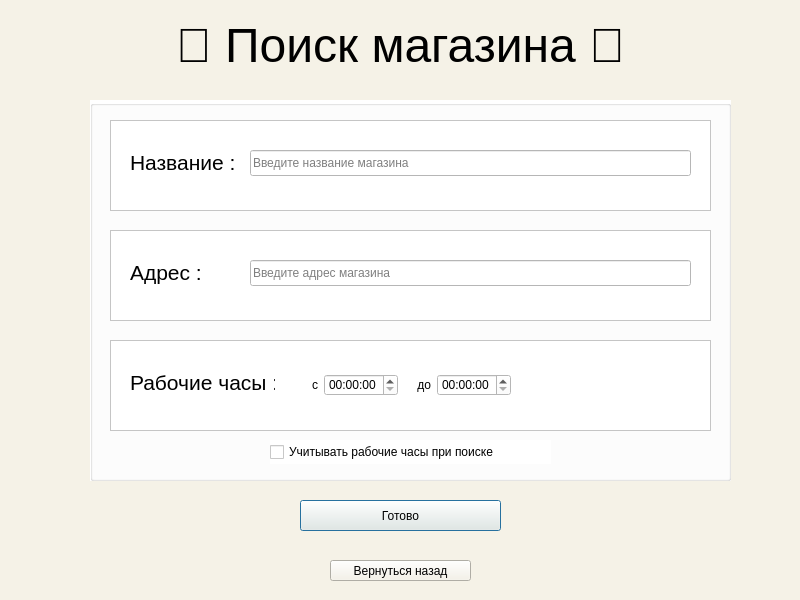
Qt form findshop_admin.ui (mamam111a/2-year_coursework_client) before a commit.
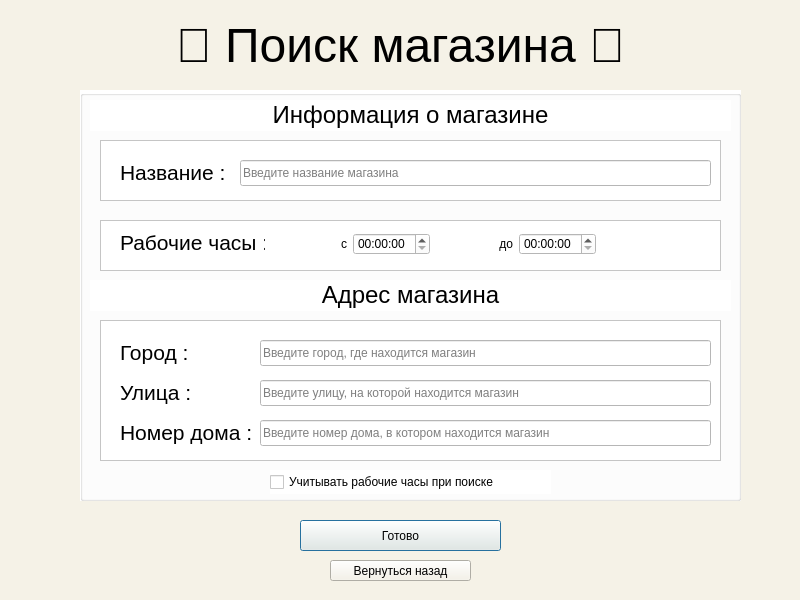
The same form after that commit.

Diff of the .ui file:
```diff
--- a/findshop_admin.ui
+++ b/findshop_admin.ui
@@ -21,7 +21,7 @@
    <property name="geometry">
     <rect>
      <x>300</x>
-     <y>500</y>
+     <y>520</y>
      <width>201</width>
      <height>31</height>
     </rect>
@@ -83,10 +83,10 @@
   <widget class="QGroupBox" name="groupBox">
    <property name="geometry">
     <rect>
-     <x>90</x>
-     <y>100</y>
-     <width>641</width>
-     <height>381</height>
+     <x>80</x>
+     <y>90</y>
+     <width>661</width>
+     <height>411</height>
     </rect>
    </property>
    <property name="styleSheet">
@@ -95,39 +95,13 @@
    <property name="title">
     <string/>
    </property>
-   <widget class="QLineEdit" name="adress">
-    <property name="geometry">
-     <rect>
-      <x>160</x>
-      <y>160</y>
-      <width>441</width>
-      <height>26</height>
-     </rect>
-    </property>
-    <property name="placeholderText">
-     <string>Введите адрес магазина</string>
-    </property>
-   </widget>
-   <widget class="QCheckBox" name="checkBox">
-    <property name="geometry">
-     <rect>
-      <x>180</x>
-      <y>340</y>
-      <width>281</width>
-      <height>24</height>
-     </rect>
-    </property>
-    <property name="text">
-     <string>Учитывать рабочие часы при поиске</string>
-    </property>
-   </widget>
    <widget class="QFrame" name="frame">
     <property name="geometry">
      <rect>
       <x>20</x>
-      <y>20</y>
-      <width>601</width>
-      <height>91</height>
+      <y>50</y>
+      <width>621</width>
+      <height>61</height>
      </rect>
     </property>
     <property name="frameShape">
@@ -136,25 +110,12 @@
     <property name="frameShadow">
      <enum>QFrame::Raised</enum>
     </property>
-    <widget class="QLabel" name="label_2">
-     <property name="geometry">
-      <rect>
-       <x>20</x>
-       <y>30</y>
-       <width>111</width>
-       <height>26</height>
-      </rect>
-     </property>
-     <property name="text">
-      <string>&lt;html&gt;&lt;head/&gt;&lt;body&gt;&lt;p&gt;&lt;span style=&quot; font-size:16pt;&quot;&gt;Название :&lt;/span&gt;&lt;/p&gt;&lt;/body&gt;&lt;/html&gt;</string>
-     </property>
-    </widget>
     <widget class="QLineEdit" name="name">
      <property name="geometry">
       <rect>
        <x>140</x>
-       <y>30</y>
-       <width>441</width>
+       <y>20</y>
+       <width>471</width>
        <height>26</height>
       </rect>
      </property>
@@ -162,33 +123,17 @@
       <string>Введите название магазина</string>
      </property>
     </widget>
-   </widget>
-   <widget class="QFrame" name="frame_2">
-    <property name="geometry">
-     <rect>
-      <x>20</x>
-      <y>130</y>
-      <width>601</width>
-      <height>91</height>
-     </rect>
-    </property>
-    <property name="frameShape">
-     <enum>QFrame::StyledPanel</enum>
-    </property>
-    <property name="frameShadow">
-     <enum>QFrame::Raised</enum>
-    </property>
-    <widget class="QLabel" name="label_3">
+    <widget class="QLabel" name="label_2">
      <property name="geometry">
       <rect>
        <x>20</x>
-       <y>30</y>
-       <width>71</width>
+       <y>20</y>
+       <width>105</width>
        <height>26</height>
       </rect>
      </property>
      <property name="text">
-      <string>&lt;html&gt;&lt;head/&gt;&lt;body&gt;&lt;p&gt;&lt;span style=&quot; font-size:16pt;&quot;&gt;Адрес :&lt;/span&gt;&lt;/p&gt;&lt;/body&gt;&lt;/html&gt;</string>
+      <string>&lt;html&gt;&lt;head/&gt;&lt;body&gt;&lt;p&gt;&lt;span style=&quot; font-size:16pt;&quot;&gt;Название :&lt;/span&gt;&lt;/p&gt;&lt;/body&gt;&lt;/html&gt;</string>
      </property>
     </widget>
    </widget>
@@ -196,9 +141,9 @@
     <property name="geometry">
      <rect>
       <x>20</x>
-      <y>240</y>
-      <width>601</width>
-      <height>91</height>
+      <y>130</y>
+      <width>621</width>
+      <height>51</height>
      </rect>
     </property>
     <property name="frameShape">
@@ -211,7 +156,7 @@
      <property name="geometry">
       <rect>
        <x>20</x>
-       <y>30</y>
+       <y>10</y>
        <width>145</width>
        <height>26</height>
       </rect>
@@ -223,10 +168,10 @@
     <widget class="QWidget" name="layoutWidget">
      <property name="geometry">
       <rect>
-       <x>180</x>
-       <y>30</y>
-       <width>221</width>
-       <height>31</height>
+       <x>170</x>
+       <y>10</y>
+       <width>326</width>
+       <height>28</height>
       </rect>
      </property>
      <layout class="QHBoxLayout" name="horizontalLayout">
@@ -253,7 +198,139 @@
      </layout>
     </widget>
    </widget>
-   <zorder>frame_2</zorder>
+   <widget class="QLabel" name="label_9">
+    <property name="geometry">
+     <rect>
+      <x>10</x>
+      <y>190</y>
+      <width>641</width>
+      <height>31</height>
+     </rect>
+    </property>
+    <property name="text">
+     <string>&lt;html&gt;&lt;head/&gt;&lt;body&gt;&lt;p align=&quot;center&quot;&gt;&lt;span style=&quot; font-size:18pt;&quot;&gt;Адрес магазина&lt;/span&gt;&lt;/p&gt;&lt;/body&gt;&lt;/html&gt;</string>
+    </property>
+   </widget>
+   <widget class="QLabel" name="label_10">
+    <property name="geometry">
+     <rect>
+      <x>10</x>
+      <y>10</y>
+      <width>641</width>
+      <height>31</height>
+     </rect>
+    </property>
+    <property name="text">
+     <string>&lt;html&gt;&lt;head/&gt;&lt;body&gt;&lt;p align=&quot;center&quot;&gt;&lt;span style=&quot; font-size:18pt;&quot;&gt;Информация о магазине&lt;/span&gt;&lt;/p&gt;&lt;/body&gt;&lt;/html&gt;</string>
+    </property>
+   </widget>
+   <widget class="QCheckBox" name="checkBox">
+    <property name="geometry">
+     <rect>
+      <x>190</x>
+      <y>380</y>
+      <width>281</width>
+      <height>24</height>
+     </rect>
+    </property>
+    <property name="text">
+     <string>Учитывать рабочие часы при поиске</string>
+    </property>
+   </widget>
+   <widget class="QFrame" name="frame_2">
+    <property name="geometry">
+     <rect>
+      <x>20</x>
+      <y>230</y>
+      <width>621</width>
+      <height>141</height>
+     </rect>
+    </property>
+    <property name="frameShape">
+     <enum>QFrame::StyledPanel</enum>
+    </property>
+    <property name="frameShadow">
+     <enum>QFrame::Raised</enum>
+    </property>
+    <widget class="QLabel" name="label_3">
+     <property name="geometry">
+      <rect>
+       <x>20</x>
+       <y>20</y>
+       <width>105</width>
+       <height>26</height>
+      </rect>
+     </property>
+     <property name="text">
+      <string>&lt;html&gt;&lt;head/&gt;&lt;body&gt;&lt;p&gt;&lt;span style=&quot; font-size:16pt;&quot;&gt;Город :&lt;/span&gt;&lt;/p&gt;&lt;/body&gt;&lt;/html&gt;</string>
+     </property>
+    </widget>
+    <widget class="QLineEdit" name="city">
+     <property name="geometry">
+      <rect>
+       <x>160</x>
+       <y>20</y>
+       <width>451</width>
+       <height>26</height>
+      </rect>
+     </property>
+     <property name="placeholderText">
+      <string>Введите город, где находится магазин</string>
+     </property>
+    </widget>
+    <widget class="QLineEdit" name="street">
+     <property name="geometry">
+      <rect>
+       <x>160</x>
+       <y>60</y>
+       <width>451</width>
+       <height>26</height>
+      </rect>
+     </property>
+     <property name="placeholderText">
+      <string>Введите улицу, на которой находится магазин</string>
+     </property>
+    </widget>
+    <widget class="QLineEdit" name="numberHouse">
+     <property name="geometry">
+      <rect>
+       <x>160</x>
+       <y>100</y>
+       <width>451</width>
+       <height>26</height>
+      </rect>
+     </property>
+     <property name="placeholderText">
+      <string>Введите номер дома, в котором находится магазин</string>
+     </property>
+    </widget>
+    <widget class="QLabel" name="label_7">
+     <property name="geometry">
+      <rect>
+       <x>20</x>
+       <y>60</y>
+       <width>105</width>
+       <height>26</height>
+      </rect>
+     </property>
+     <property name="text">
+      <string>&lt;html&gt;&lt;head/&gt;&lt;body&gt;&lt;p&gt;&lt;span style=&quot; font-size:16pt;&quot;&gt;Улица :&lt;/span&gt;&lt;/p&gt;&lt;/body&gt;&lt;/html&gt;</string>
+     </property>
+    </widget>
+    <widget class="QLabel" name="label_8">
+     <property name="geometry">
+      <rect>
+       <x>20</x>
+       <y>100</y>
+       <width>131</width>
+       <height>26</height>
+      </rect>
+     </property>
+     <property name="text">
+      <string>&lt;html&gt;&lt;head/&gt;&lt;body&gt;&lt;p&gt;&lt;span style=&quot; font-size:16pt;&quot;&gt;Номер дома :&lt;/span&gt;&lt;/p&gt;&lt;/body&gt;&lt;/html&gt;</string>
+     </property>
+    </widget>
+   </widget>
    <zorder>frame_3</zorder>
    <zorder>frame</zorder>
    <zorder>adress</zorder>
```
Left out of the diff: 4 changed lines with no effect on the pictures.
